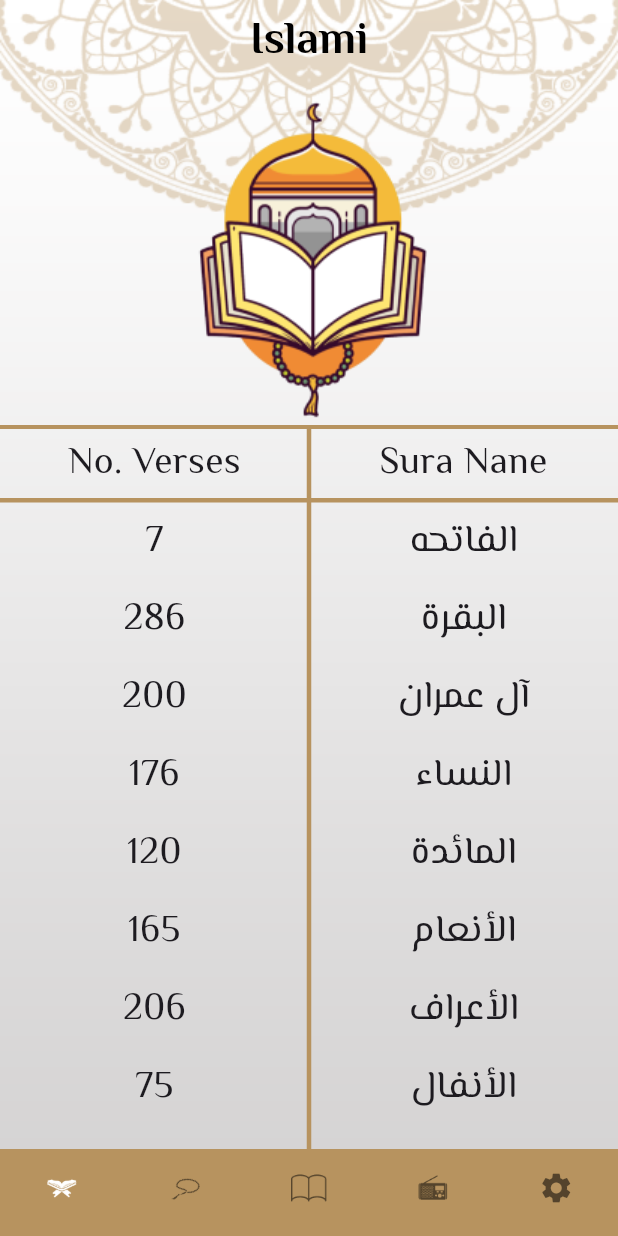
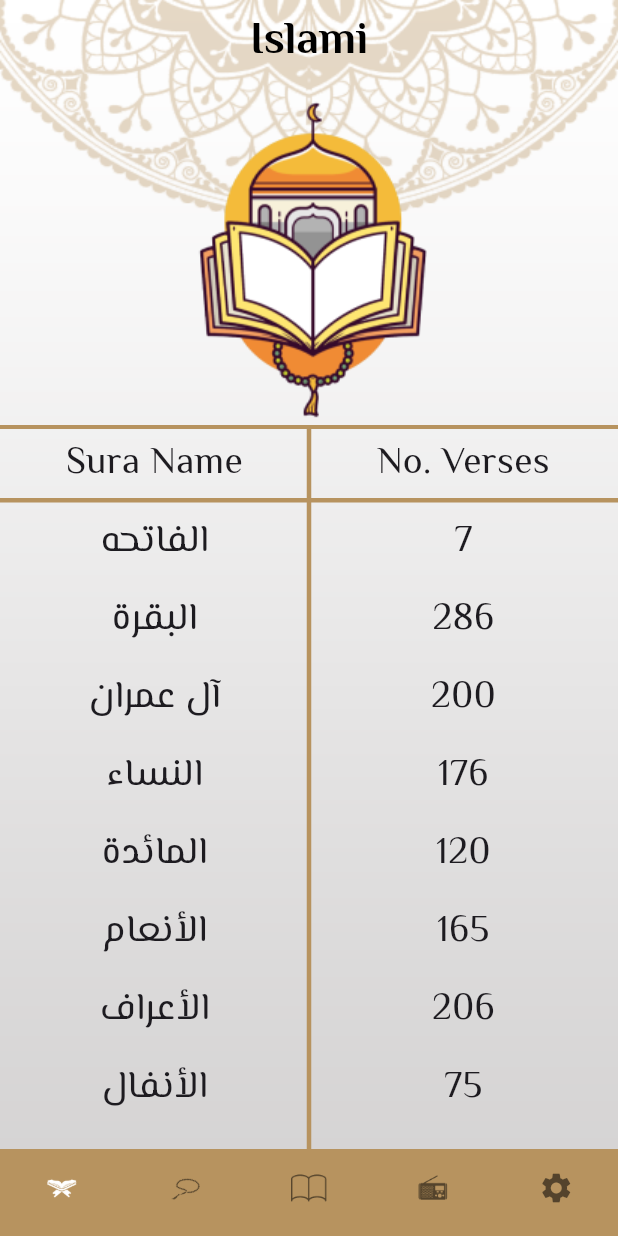
Before and after one commit to zeinab129/Islamic_App, a Flutter app: the screen it shows after launch, on a phone screen of 412 x 824 dp. Run offline on Flutter 3.47's test engine with Material 3 defaults, Android fonts, the phone set to English and light mode, and no system bars; our stand-ins replace google_fonts; generated files the repository leaves out were written again.

Commit message:
make themeMode start with system themeMode.

```diff
--- a/lib/l10n/app_ar.arb
+++ b/lib/l10n/app_ar.arb
@@ -2,7 +2,7 @@
   "app_name": "إسلامى",
   "ahadeeth": "الأحاديث",
   "no_of_verses": "عدد الآيات",
-  "name_of_sura": "عدد السور",
+  "name_of_sura": "إسم السور",
   "quran_radio_chanel": "إذاعة القرآن الكريم",
   "no_of_tasbeh": "عدد التسبيحات",
   "language": "اللغة",
@@ -10,6 +10,5 @@
   "arabic": "العربية",
   "light": "منبر",
   "dark": "مظلم",
-  "english": "الإنجليزية",
-  "arabic": "العربية"
+  "english": "الإنجليزية"
 }
--- a/lib/l10n/app_en.arb
+++ b/lib/l10n/app_en.arb
@@ -2,7 +2,7 @@
   "app_name": "Islami",
   "ahadeeth": "Ahadeeth",
   "no_of_verses": "No. Verses",
-  "name_of_sura": "Sura Nane",
+  "name_of_sura": "Sura Name",
   "quran_radio_chanel": "Quraan Radio Chanel",
   "no_of_tasbeh": "No. Tasbehat",
   "language": "Language",
@@ -10,6 +10,5 @@
   "arabic": "Arabic",
   "light": "Light",
   "dark": "Dark",
-  "english": "English",
-  "arabic": "Arabic"
+  "english": "English"
 }
--- a/lib/main.dart
+++ b/lib/main.dart
@@ -33,6 +33,6 @@ class MyApp extends StatelessWidget {
         HadeethDetailsScreen.routeName: (context) =>
             const HadeethDetailsScreen()
       },
-  );
+    );
+  }
 }
-}
--- a/lib/my_theme/my_theme.dart
+++ b/lib/my_theme/my_theme.dart
@@ -3,9 +3,10 @@ import 'package:google_fonts/google_fonts.dart';
 
 class MyTheme {
   static const Color primaryColor = Color(0XFFB7935F);
-  static const Color primaryDarkColor = Color(0XFF141A2E);
+  static const Color primaryDarkColor = Color(0XFFFACC1D);
+  static const Color whiteColor = Color(0XFFF8F8F8);
   static const Color blackColor = Color(0XFF242424);
-  static const Color yellowColor = Color(0XFFFACC1D);
+  static const Color darkBgColor = Color(0XFF141A2E);
 
   static ThemeData lightTheme = ThemeData(
       brightness: Brightness.light,
@@ -44,9 +45,9 @@ class MyTheme {
           bodySmall:
               GoogleFonts.elMessiri(fontSize: 20, fontWeight: FontWeight.w400)),
       bottomNavigationBarTheme: const BottomNavigationBarThemeData(
-          backgroundColor: MyTheme.primaryDarkColor,
+          backgroundColor: MyTheme.darkBgColor,
           type: BottomNavigationBarType.fixed,
-          selectedItemColor: MyTheme.yellowColor,
+          selectedItemColor: primaryDarkColor,
           unselectedItemColor: Colors.white,
           showSelectedLabels: false,
           showUnselectedLabels: false,
--- a/lib/providers/my_provider.dart
+++ b/lib/providers/my_provider.dart
@@ -1,9 +1,14 @@
 import 'package:flutter/material.dart';
+import 'package:flutter/scheduler.dart';
 import 'package:islamic_app/my_theme/my_theme.dart';
 
 class MyProvider extends ChangeNotifier {
   String languageCode = "en";
-  ThemeMode themeMode = ThemeMode.light;
+  ThemeMode themeMode =
+      ((SchedulerBinding.instance.platformDispatcher.platformBrightness) ==
+              Brightness.dark)
+          ? ThemeMode.dark
+          : ThemeMode.light;
 
   void changeLanguage(String langCode) {
     languageCode = langCode;
@@ -43,7 +48,7 @@ class MyProvider extends ChangeNotifier {
     if (themeMode == ThemeMode.light) {
       return MyTheme.primaryColor;
     } else {
-      return MyTheme.yellowColor;
+      return MyTheme.primaryDarkColor;
     }
   }
 
@@ -51,7 +56,7 @@ class MyProvider extends ChangeNotifier {
     if (themeMode == ThemeMode.light) {
       return MyTheme.primaryColor.withOpacity(0.57);
     } else {
-      return MyTheme.primaryDarkColor.withOpacity(0.8);
+      return MyTheme.darkBgColor.withOpacity(0.8);
     }
   }
 
@@ -59,7 +64,7 @@ class MyProvider extends ChangeNotifier {
     if (themeMode == ThemeMode.light) {
       return Colors.white.withOpacity(0.8);
     } else {
-      return MyTheme.primaryDarkColor.withOpacity(0.8);
+      return MyTheme.darkBgColor.withOpacity(0.8);
     }
   }
 }
--- a/lib/view/hadeeth_details_screen.dart
+++ b/lib/view/hadeeth_details_screen.dart
@@ -41,7 +41,7 @@ class HadeethDetailsScreen extends StatelessWidget {
                 style: Theme.of(context).textTheme.bodySmall!.copyWith(
                     color: provider.themeMode == ThemeMode.light
                         ? MyTheme.blackColor
-                        : MyTheme.yellowColor),
+                        : MyTheme.primaryDarkColor),
                 textAlign: TextAlign.center,
               );
             },
--- a/lib/view/home/tabs/quran_tab.dart
+++ b/lib/view/home/tabs/quran_tab.dart
@@ -268,26 +268,19 @@ class QuranTab extends StatelessWidget {
                     children: [
                       Padding(
                         padding: const EdgeInsets.all(8.0),
-                        child: Text(AppLocalizations.of(context)!.no_of_verses,
+                        child: Text(AppLocalizations.of(context)!.name_of_sura,
                             textAlign: TextAlign.center,
                             style: Theme.of(context).textTheme.bodyMedium),
                       ),
                       Padding(
                         padding: const EdgeInsets.all(8.0),
-                        child: Text(AppLocalizations.of(context)!.name_of_sura,
+                        child: Text(AppLocalizations.of(context)!.no_of_verses,
                             textAlign: TextAlign.center,
                             style: Theme.of(context).textTheme.bodyMedium),
                       ),
                     ]),
                 for (String sura in suraNames)
                   TableRow(children: [
-                    Padding(
-                      padding: const EdgeInsets.all(8.0),
-                      child: Text(
-                          versesNumber[suraNames.indexOf(sura)].toString(),
-                          textAlign: TextAlign.center,
-                          style: Theme.of(context).textTheme.bodyMedium),
-                    ),
                     InkWell(
                       onTap: () {
                         Navigator.pushNamed(
@@ -303,6 +296,13 @@ class QuranTab extends StatelessWidget {
                             style: Theme.of(context).textTheme.bodyMedium),
                       ),
                     ),
+                    Padding(
+                      padding: const EdgeInsets.all(8.0),
+                      child: Text(
+                          versesNumber[suraNames.indexOf(sura)].toString(),
+                          textAlign: TextAlign.center,
+                          style: Theme.of(context).textTheme.bodyMedium),
+                    ),
                   ])
               ],
             ),
--- a/lib/view/sura_detsils/sura_details_screen.dart
+++ b/lib/view/sura_detsils/sura_details_screen.dart
@@ -49,7 +49,7 @@ class SuraDetailsScreen extends StatelessWidget {
                       style: Theme.of(context).textTheme.bodySmall!.copyWith(
                           color: mainProvider.themeMode == ThemeMode.light
                               ? MyTheme.blackColor
-                              : MyTheme.yellowColor),
+                              : MyTheme.primaryDarkColor),
                     );
                   },
                   itemCount: provider.verses.length,
```
